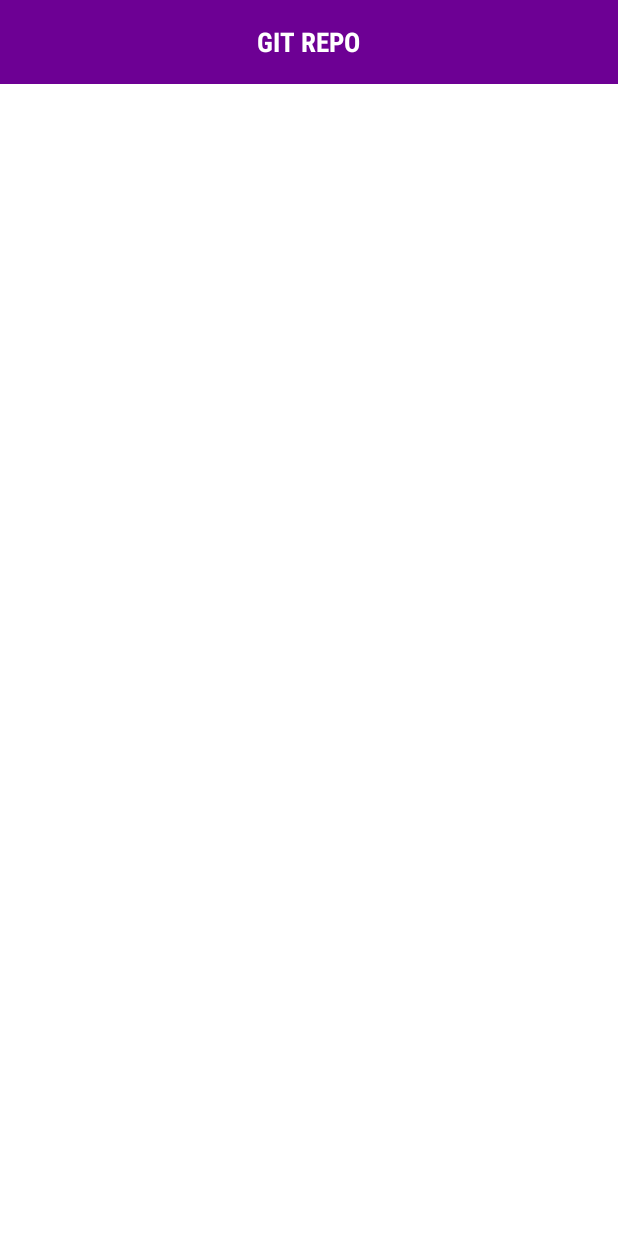
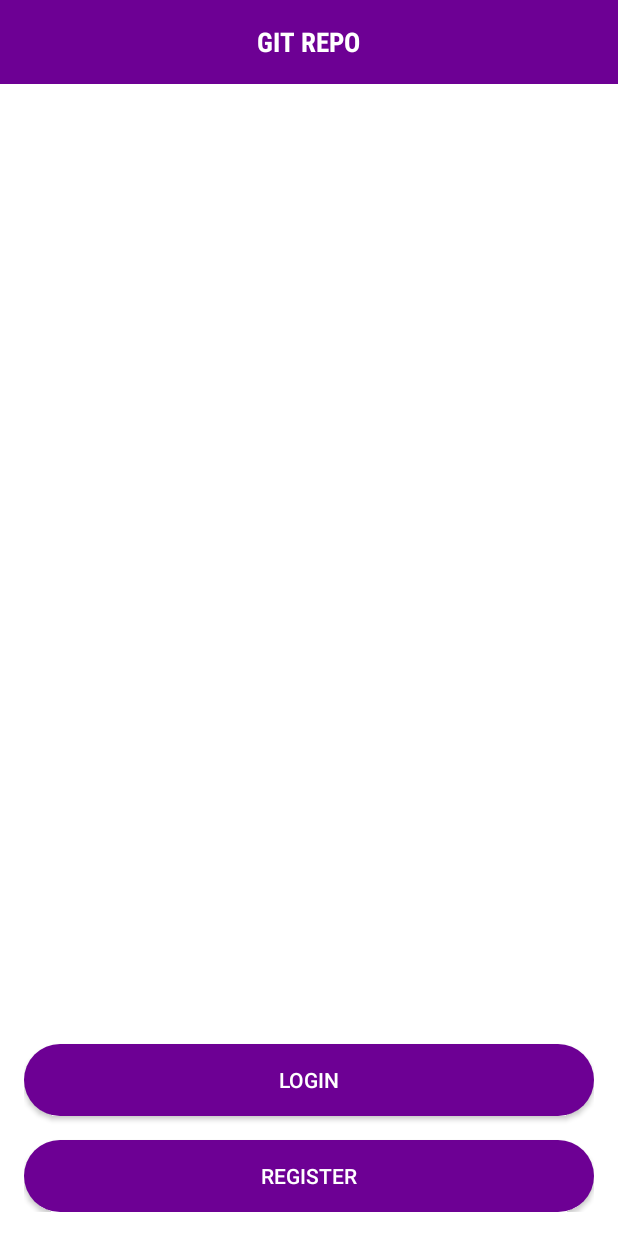
Before and after one commit to AddColourAndroid/Login-Kotlin, an Android app: the screen it shows after launch (MainActivity), on a phone screen of 412 x 824 dp. Run offline under Robolectric (Android 15) with nearby library versions, the phone set to English and light mode, and no system bars; our stand-ins replace data binding.

Commit message:
Layout design

```diff
--- a/app/src/main/java/addcolour/co/za/loginkotlin/MainActivity.kt
+++ b/app/src/main/java/addcolour/co/za/loginkotlin/MainActivity.kt
@@ -4,8 +4,10 @@ import addcolour.co.za.loginkotlin.databinding.ActivityMainBinding
 import android.databinding.DataBindingUtil
 import android.support.v7.app.AppCompatActivity
 import android.os.Bundle
+import android.view.View
+import android.view.View.OnClickListener
 
-class MainActivity : AppCompatActivity() {
+class MainActivity : AppCompatActivity(), OnClickListener {
 
     private var mBinding: ActivityMainBinding? = null
 
@@ -19,4 +21,7 @@ class MainActivity : AppCompatActivity() {
     private fun initialize() {
         mBinding?.contentToolBar?.title = getString(R.string.git_repo_title)
     }
+
+    override fun onClick(v: View?) {
+    }
 }
--- /dev/null
+++ b/app/src/main/res/drawable/button_gradient.xml
@@ -0,0 +1,8 @@
+<?xml version="1.0" encoding="utf-8"?>
+<shape xmlns:android="http://schemas.android.com/apk/res/android"
+    android:shape="rectangle">
+
+    <solid android:color="@color/colorPrimary" />
+    <corners android:radius="500dp" />
+
+</shape>
--- a/app/src/main/res/layout/activity_main.xml
+++ b/app/src/main/res/layout/activity_main.xml
@@ -2,7 +2,7 @@
 <layout xmlns:android="http://schemas.android.com/apk/res/android"
     xmlns:tools="http://schemas.android.com/tools">
 
-    <LinearLayout
+    <RelativeLayout
         android:layout_width="match_parent"
         android:layout_height="match_parent"
         android:background="@color/windowBackground"
@@ -13,5 +13,30 @@
             android:id="@+id/contentToolBar"
             layout="@layout/toolbar" />
 
-    </LinearLayout>
+        <RelativeLayout
+            android:layout_width="match_parent"
+            android:layout_height="wrap_content"
+            android:layout_below="@+id/contentToolBar"
+            android:padding="@dimen/padding_16">
+
+            <Button
+                android:id="@+id/btnLogin"
+                android:layout_width="match_parent"
+                android:layout_height="wrap_content"
+                android:layout_above="@+id/btnRegister"
+                android:layout_marginBottom="@dimen/margin_16"
+                android:background="@drawable/button_gradient"
+                android:text="@string/login_title"
+                android:textColor="@color/windowBackground" />
+
+            <Button
+                android:id="@+id/btnRegister"
+                android:layout_width="match_parent"
+                android:layout_height="wrap_content"
+                android:layout_alignParentBottom="true"
+                android:background="@drawable/button_gradient"
+                android:text="@string/register_title"
+                android:textColor="@color/windowBackground" />
+        </RelativeLayout>
+    </RelativeLayout>
 </layout>
--- a/app/src/main/res/values/dimens.xml
+++ b/app/src/main/res/values/dimens.xml
@@ -1,4 +1,14 @@
 <?xml version="1.0" encoding="utf-8"?>
 <resources>
+
+    <!-- TEXT VIEW -->
     <dimen name="text_view_18">18sp</dimen>
+
+    <!-- PADDING -->
+    <dimen name="padding_16">16dp</dimen>
+
+    <!-- MARGIN -->
+    <dimen name="margin_3">3dp</dimen>
+    <dimen name="margin_10">10dp</dimen>
+    <dimen name="margin_16">16dp</dimen>
 </resources>
--- a/app/src/main/res/values/strings.xml
+++ b/app/src/main/res/values/strings.xml
@@ -6,4 +6,8 @@
     <string name="login_title">Login</string>
     <string name="register_title">Register</string>
 
+    <!-- HINT -->
+    <string name="hint_username">Username</string>
+    <string name="hint_password">Password</string>
+    <string name="hint_confirm_password">Confirm Password</string>
 </resources>
```
Also changed, not shown: app/src/main/res/drawable/gradient_edit_text.xml (added, +11 -0 lines), app/src/main/res/layout/fragment_login.xml (added, +91 -0 lines), app/src/main/res/layout/fragment_register.xml (added, +118 -0 lines).
